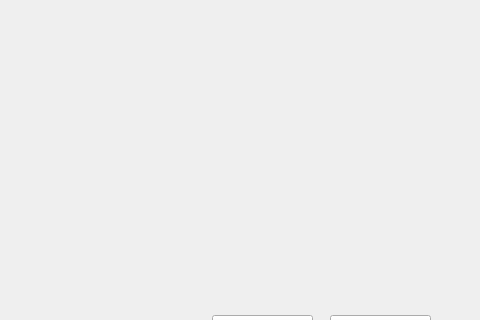
Old version of the form mainwindow.ui in the repository fjlyx97/Gomoku; both pictures show x 800 to 1280 and y 382 to 702 of the 1280 by 800 pixel window.
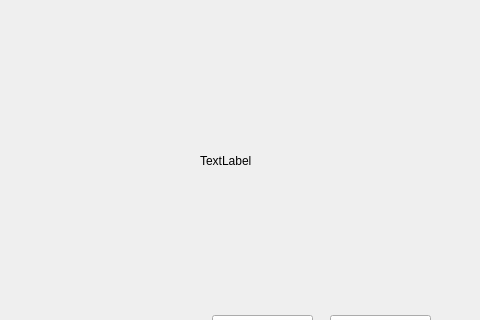
New version of the form.

Commit message: 增加游戏初始化参数

```diff
--- a/mainwindow.ui
+++ b/mainwindow.ui
@@ -71,6 +71,19 @@
      <string>联机对战</string>
     </property>
    </widget>
+   <widget class="QLabel" name="test">
+    <property name="geometry">
+     <rect>
+      <x>1000</x>
+      <y>500</y>
+      <width>131</width>
+      <height>51</height>
+     </rect>
+    </property>
+    <property name="text">
+     <string>TextLabel</string>
+    </property>
+   </widget>
   </widget>
   <widget class="QMenuBar" name="menuBar">
    <property name="geometry">
```
The commit also changes 2 other files.
